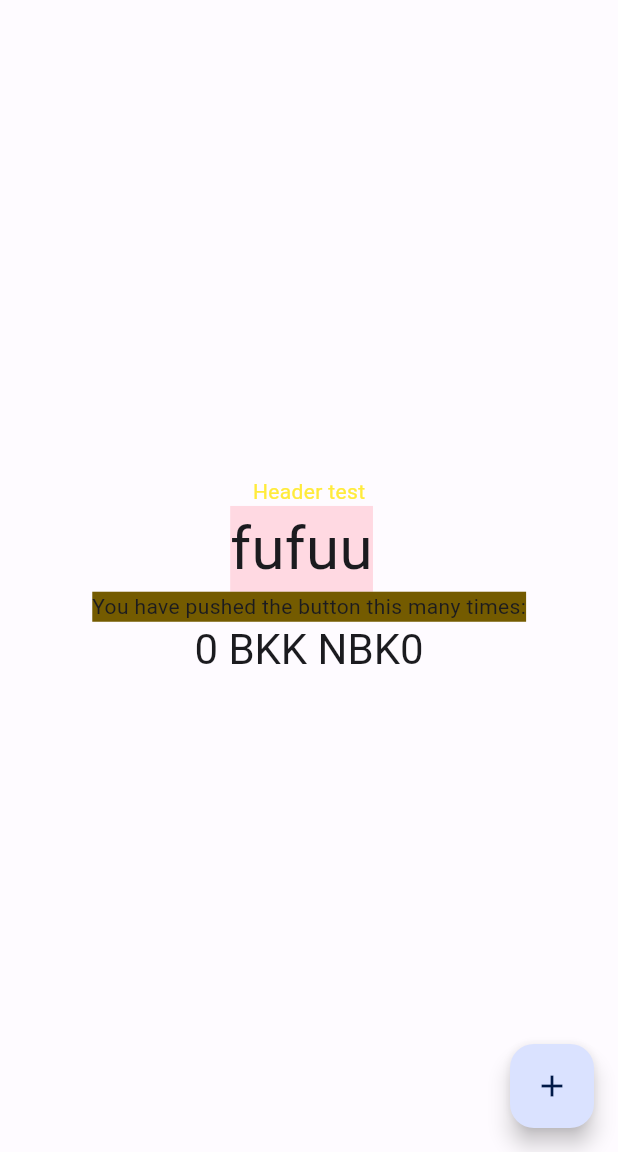
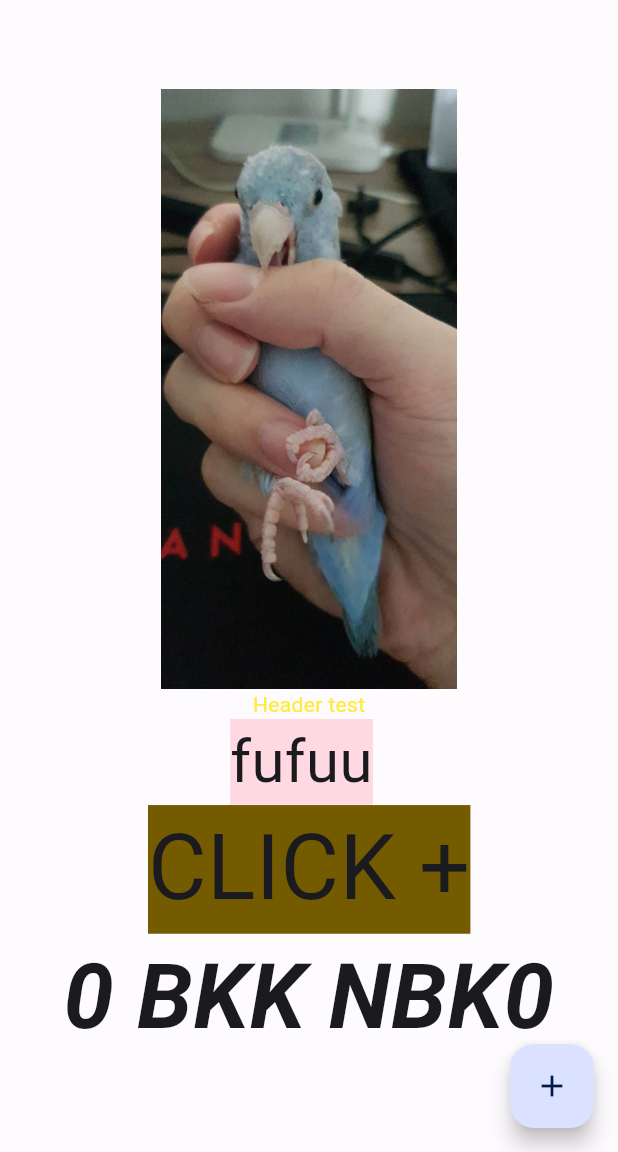
Before and after one commit to liberate111/flutter-app, a Flutter app: the screen it shows after launch, on a phone screen of 412 x 824 dp, the part 84-1236 px from its top. Run offline on Flutter 3.47's test engine with Material 2 defaults, Android fonts, the phone set to English and light mode, and no system bars.

Commit message:
add::fonts

```diff
--- a/lib/main.dart
+++ b/lib/main.dart
@@ -28,7 +28,7 @@ class MyApp extends StatelessWidget {
         textTheme: const TextTheme(
             displayLarge: TextStyle(
                 fontWeight: FontWeight.bold, color: Color(0xffffcc00)),
-            titleLarge: TextStyle(fontWeight: FontWeight.bold)),
+            titleLarge: TextStyle(fontWeight: FontWeight.bold, fontFamily: 'Roboto')),
       ),
       darkTheme: ThemeData(
         useMaterial3: true,
--- a/lib/screens/home_screen.dart
+++ b/lib/screens/home_screen.dart
@@ -26,13 +26,20 @@ class _MyHomePageState extends State<MyHomePage> {
     return Scaffold(
       appBar: AppBar(
         backgroundColor: Theme.of(context).colorScheme.secondaryContainer,
-        title: Image.asset('assets/images/egat_logo.png', height: 40,),
+        title: Image.asset(
+          'assets/images/egat_logo.png',
+          height: 40,
+        ),
         centerTitle: true,
       ),
       body: Center(
         child: Column(
           mainAxisAlignment: MainAxisAlignment.center,
           children: <Widget>[
+            Image.asset(
+              'assets/images/1.jpg',
+              height: 400,
+            ),
             const AppHeader(
               title: 'test',
             ),
@@ -44,13 +51,17 @@ class _MyHomePageState extends State<MyHomePage> {
                   fontSize: 40),
             ),
             Text(
-              'You have pushed the button this many times:',
+              'CLICK +',
               style: TextStyle(
-                  backgroundColor: Theme.of(context).colorScheme.secondary),
+                  backgroundColor: Theme.of(context).colorScheme.secondary,
+                  fontSize: 60),
             ),
             Text(
               '$_counter ${staff['address']} $site',
-              style: Theme.of(context).textTheme.headlineMedium,
+              style: const TextStyle(
+                  fontWeight: FontWeight.bold,
+                  fontSize: 60,
+                  fontStyle: FontStyle.italic),
             ),
           ],
         ),
```
Also changed, not shown: pubspec.yaml (+9 -6 lines), assets/fonts/THSarabunNew-Bold.ttf (added), assets/fonts/THSarabunNew-BoldItalic.ttf (added), assets/fonts/THSarabunNew-Italic.ttf (added), assets/fonts/THSarabunNew.ttf (added).
